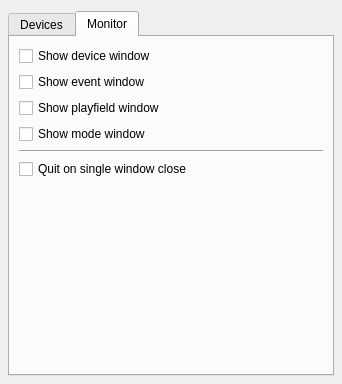
The window that mpfmonitor/core/ui/inspector.ui (missionpinball/mpf-monitor) describes before a commit, drawn with Qt 5.
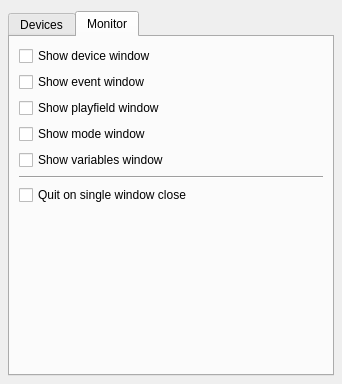
The same window after the commit. The open tabs and pages were chosen to show the change.

```diff
--- a/mpfmonitor/core/ui/inspector.ui
+++ b/mpfmonitor/core/ui/inspector.ui
@@ -320,6 +320,13 @@
            </property>
           </widget>
          </item>
+         <item>
+          <widget class="QCheckBox" name="toggle_variables_win_button">
+           <property name="text">
+            <string>Show variables window</string>
+           </property>
+          </widget>
+         </item>
          <item>
           <widget class="Line" name="line">
            <property name="orientation">
```
